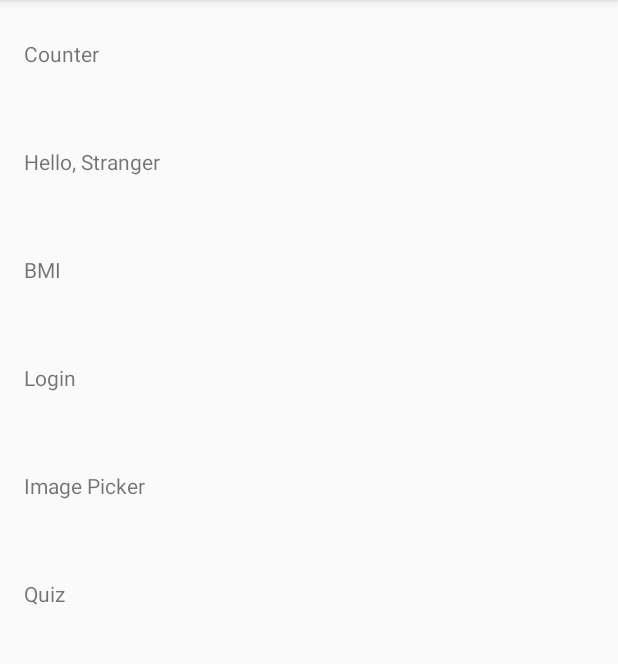
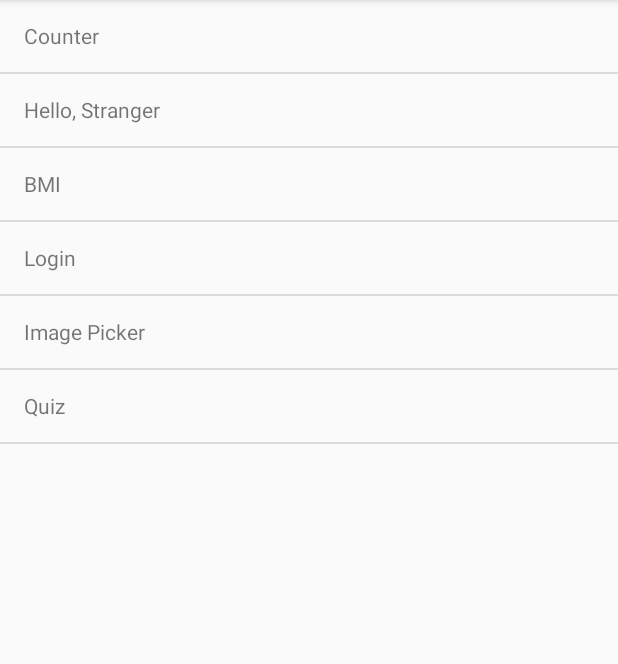
Before and after one commit to ragunathjawahar/bench-press, an Android app: the screen it shows after launch (LaunchpadActivity), on a phone screen of 412 x 824 dp, the part 84-748 px from its top. Run offline under Robolectric (Android 15) with nearby library versions, the phone set to English and light mode, and no system bars; our stand-ins replace Timber; libraries missing offline, so code that uses them is left out: com.squareup.leakcanary; 1 statement that could not run was skipped.

```diff
--- a/app/src/main/java/io/redgreen/benchpress/launchpad/LaunchpadActivity.kt
+++ b/app/src/main/java/io/redgreen/benchpress/launchpad/LaunchpadActivity.kt
@@ -2,7 +2,9 @@ package io.redgreen.benchpress.launchpad
 
 import android.os.Bundle
 import android.support.v7.app.AppCompatActivity
+import android.support.v7.widget.DividerItemDecoration
 import android.support.v7.widget.LinearLayoutManager
+import android.support.v7.widget.RecyclerView
 import io.redgreen.benchpress.R
 import io.redgreen.benchpress.bmi.BmiActivity
 import io.redgreen.benchpress.counter.CounterActivity
@@ -28,11 +30,16 @@ class LaunchpadActivity : AppCompatActivity() {
   override fun onCreate(savedInstanceState: Bundle?) {
     super.onCreate(savedInstanceState)
     setContentView(R.layout.launchpad_activity)
+    setupExamplesRecyclerView()
+  }
 
+  private fun setupExamplesRecyclerView() {
     val verticalLinearLayoutManager = LinearLayoutManager(this)
+    val itemDecoration = DividerItemDecoration(this, RecyclerView.VERTICAL)
     with(examplesRecyclerView) {
       layoutManager = verticalLinearLayoutManager
       adapter = ExamplesRecyclerViewAdapter(examples)
+      addItemDecoration(itemDecoration)
     }
   }
 }
--- a/app/src/main/res/layout/example_list_item.xml
+++ b/app/src/main/res/layout/example_list_item.xml
@@ -2,7 +2,7 @@
 <LinearLayout xmlns:android="http://schemas.android.com/apk/res/android"
   xmlns:tools="http://schemas.android.com/tools"
   android:layout_width="match_parent"
-  android:layout_height="72dp"
+  android:layout_height="48dp"
   android:background="?selectableItemBackground"
   android:clickable="true"
   android:focusable="true"
```
